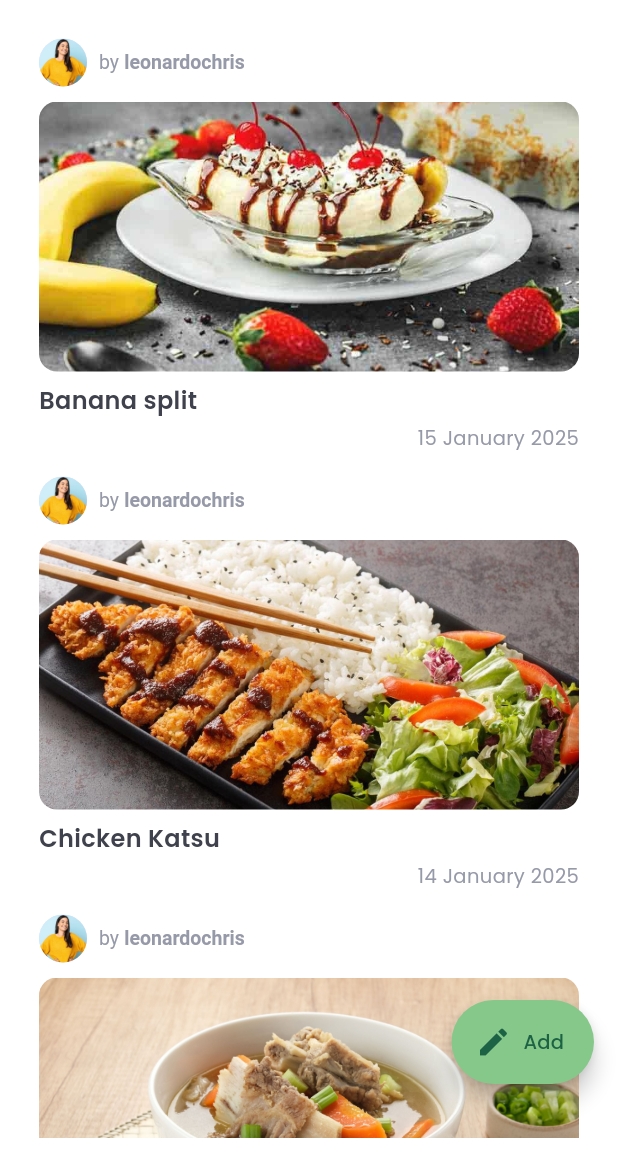
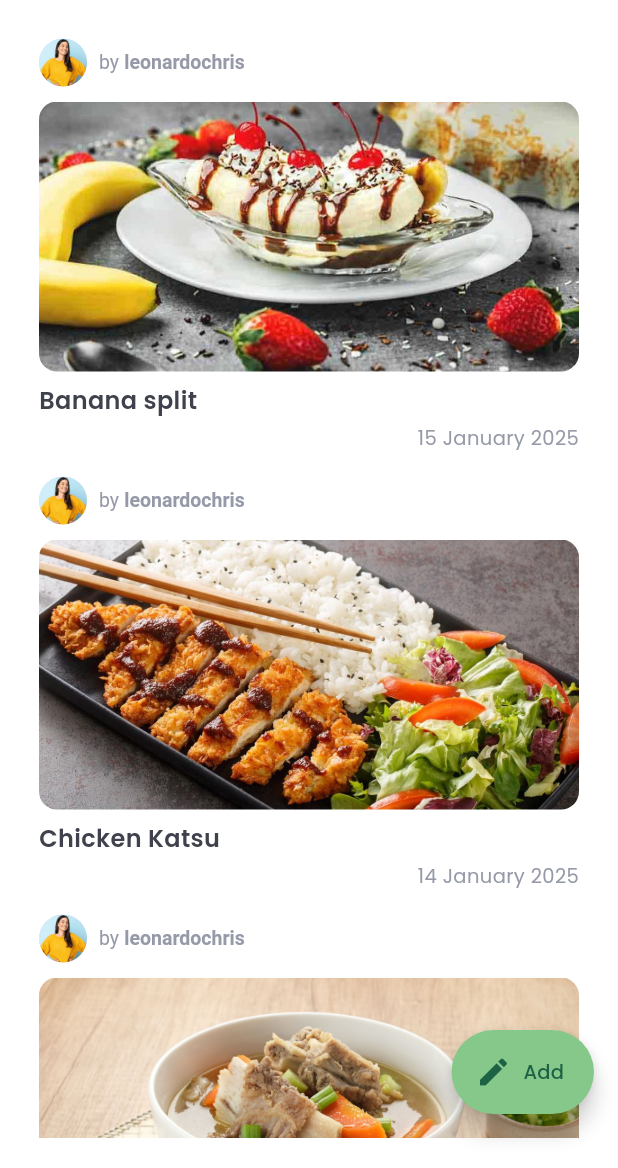
Before and after one commit to NutriCall/NutriCall-App, a Flutter app: the RecipePage screen opened by its route, on a phone screen of 412 x 824 dp, the part 68-1236 px from its top. Run offline on Flutter 3.47's test engine with Material 3 defaults, Android fonts, the phone set to English and light mode, and no system bars; our stand-ins replace flutter_dotenv, flutter_riverpod, flutter_svg, gap, go_router, google_fonts and 7 more; generated files the repository leaves out were written again.

Commit message:
adjust recipe page

```diff
--- a/lib/features/recipe/pages/add_ingredients_page.dart
+++ b/lib/features/recipe/pages/add_ingredients_page.dart
@@ -2,7 +2,7 @@ import 'package:flutter/material.dart';
 import 'package:nutri_call_app/helpers/widget/custom_app_bar.dart';
 
 class AddIngredientsPage extends StatelessWidget {
-  const AddIngredientsPage({Key? key}) : super(key: key);
+  const AddIngredientsPage({super.key});
 
   @override
   Widget build(BuildContext context) {
--- a/lib/features/recipe/pages/add_recipe_page.dart
+++ b/lib/features/recipe/pages/add_recipe_page.dart
@@ -12,7 +12,7 @@ import 'package:google_fonts/google_fonts.dart';
 import 'package:nutri_call_app/utils/app_color.dart';
 
 class AddRecipePage extends HookConsumerWidget {
-  const AddRecipePage({Key? key});
+  const AddRecipePage({super.key});
 
   Future<void> _refresh() async {
     await Future.delayed(const Duration(seconds: 2));
--- a/lib/features/recipe/pages/recipe_page.dart
+++ b/lib/features/recipe/pages/recipe_page.dart
@@ -4,6 +4,7 @@ import 'package:hooks_riverpod/hooks_riverpod.dart';
 import 'package:nutri_call_app/features/recipe/widget/floating_action_button.dart';
 import 'package:nutri_call_app/features/recipe/widget/recipe_item_widget.dart';
 import 'package:nutri_call_app/helpers/widget/custom_app_bar.dart';
+import 'package:nutri_call_app/routers/router_name.dart';
 import 'package:nutri_call_app/utils/app_color.dart';
 import 'package:nutri_call_app/utils/assets.gen.dart';
 
@@ -68,9 +69,14 @@ class RecipePage extends HookConsumerWidget {
         ),
       ),
       floatingActionButton: Transform.translate(
-        offset: const Offset(0, -40),
-        child: const AddButton(),
+        offset: const Offset(0, -20),
+        child: AddButton(
+          onTap: () {
+            context.pushNamed(RouteName.addRecipePage);
+          },
+        ),
       ),
+      floatingActionButtonLocation: FloatingActionButtonLocation.endFloat,
     );
   }
 }
--- a/lib/features/recipe/widget/floating_action_button.dart
+++ b/lib/features/recipe/widget/floating_action_button.dart
@@ -4,12 +4,17 @@ import 'package:google_fonts/google_fonts.dart';
 import 'package:nutri_call_app/utils/app_color.dart';
 
 class AddButton extends StatelessWidget {
-  const AddButton({super.key});
+  final VoidCallback onTap;
+
+  const AddButton({
+    super.key,
+    required this.onTap,
+  });
 
   @override
   Widget build(BuildContext context) {
     return FloatingActionButton.extended(
-      onPressed: () {},
+      onPressed: onTap,
       icon: const Icon(Icons.edit, color: AppColor.darkGreen),
       label: Text(
         'Add',
```
